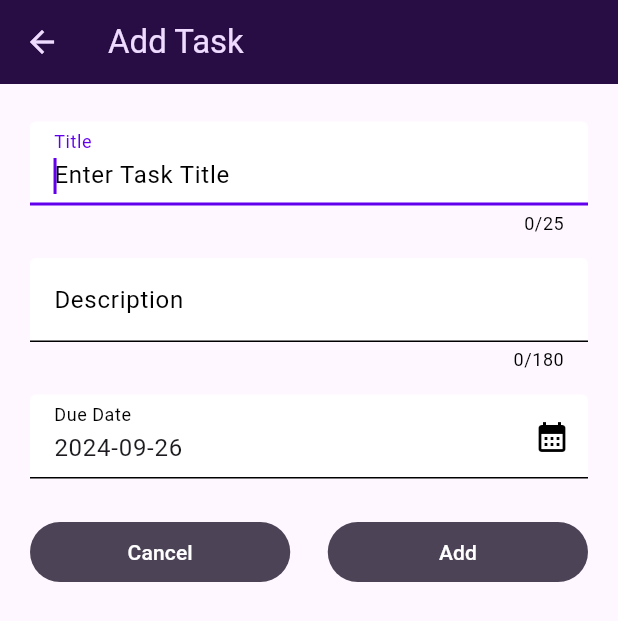
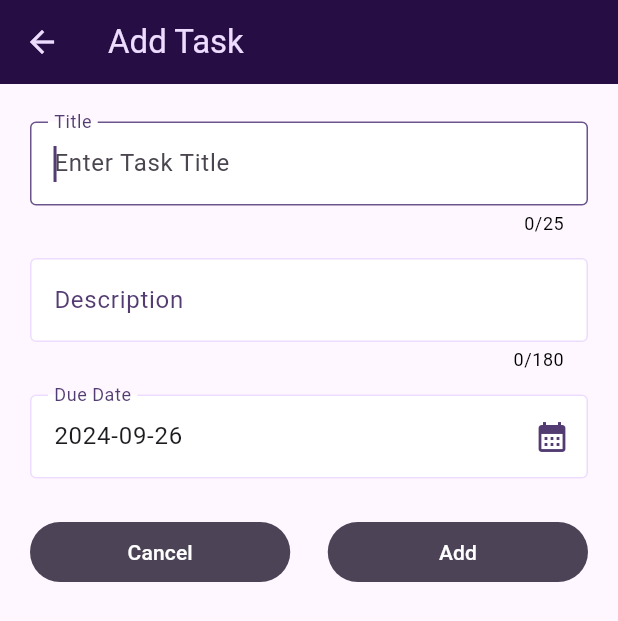
Before and after one commit to 13ARUN/Todo-Flutter, a Flutter app: the screen it shows after launch, after a tap on the "add" icon, on a phone screen of 412 x 824 dp. Shown: the top 621 px of the screen. Run offline on Flutter 3.47's test engine with Material 3 defaults, Android fonts, the phone set to English and light mode, and no system bars.

Commit message:
clean code

```diff
--- a/todo/lib/main.dart
+++ b/todo/lib/main.dart
@@ -1,13 +1,6 @@
 import 'package:flutter/material.dart';
 import 'package:todo/pages/todomain_page.dart';
-
-var kColorScheme = ColorScheme.fromSeed(
-  seedColor: const Color.fromARGB(255, 156, 86, 237),
-);
-
-// var kDarkColorScheme = ColorScheme.fromSeed(
-//   seedColor: const Color.fromARGB(255, 34, 62, 165),
-// );
+import 'package:todo/theme/themedata.dart';
 
 void main() {
   runApp(const MyApp());
@@ -21,61 +14,8 @@ class MyApp extends StatelessWidget {
     return MaterialApp(
       title: 'To-Do',
       debugShowCheckedModeBanner: false,
-      darkTheme: ThemeData.dark().copyWith(
-        colorScheme: const ColorScheme.dark(),
-        brightness: Brightness.dark,
-        appBarTheme: const AppBarTheme().copyWith(
-          backgroundColor: kColorScheme.onPrimaryFixed,
-          foregroundColor: kColorScheme.primaryContainer,
-        ),
-        floatingActionButtonTheme: FloatingActionButtonThemeData(
-          backgroundColor: kColorScheme.inversePrimary,
-        ),
-        listTileTheme: ListTileThemeData(
-          iconColor: kColorScheme.surfaceBright,
-          tileColor: kColorScheme.onSurface,
-        ),
-        popupMenuTheme: PopupMenuThemeData(
-          color: kColorScheme.onSurface,
-        ),
-        filledButtonTheme: FilledButtonThemeData(
-          style: ButtonStyle(
-            backgroundColor:
-                WidgetStatePropertyAll(kColorScheme.onSecondaryFixedVariant),
-            foregroundColor: WidgetStatePropertyAll(kColorScheme.onPrimary),
-          ),
-        ),
-      ),
-      theme: ThemeData().copyWith(
-        colorScheme: const ColorScheme.light(),
-        brightness: Brightness.light,
-        appBarTheme: const AppBarTheme().copyWith(
-          backgroundColor: kColorScheme.onPrimaryFixed,
-          foregroundColor: kColorScheme.primaryContainer,
-        ),
-        floatingActionButtonTheme: FloatingActionButtonThemeData(
-          backgroundColor: kColorScheme.onPrimaryFixedVariant,
-        ),
-        checkboxTheme: const CheckboxThemeData().copyWith(
-          checkColor: WidgetStatePropertyAll(kColorScheme.onPrimary),
-        ),
-        snackBarTheme: SnackBarThemeData(
-          backgroundColor: kColorScheme.onPrimaryContainer,
-        ),
-        listTileTheme: ListTileThemeData(
-            iconColor: kColorScheme.onPrimaryContainer,
-            tileColor: kColorScheme.surfaceContainerHighest),
-        filledButtonTheme: FilledButtonThemeData(
-          style: ButtonStyle(
-            backgroundColor:
-                WidgetStatePropertyAll(kColorScheme.onSecondaryFixedVariant),
-            foregroundColor: WidgetStatePropertyAll(kColorScheme.onPrimary),
-          ),
-        ),
-        popupMenuTheme: PopupMenuThemeData(
-          color: kColorScheme.surfaceContainerHighest,
-        ),
-      ),
+      darkTheme: darkTheme,
+      theme: lightTheme,
       themeMode: ThemeMode.system,
       home: const TodoMainPage(),
     );
--- a/todo/lib/pages/taskinput_page.dart
+++ b/todo/lib/pages/taskinput_page.dart
@@ -122,7 +122,6 @@ class _TaskInputState extends State<TaskInput> {
                     labelText: 'Description',
                     hintText: 'Enter Task Description',
                     filled: true,
-
                   ),
                 ),
                 const SizedBox(
--- /dev/null
+++ b/todo/lib/theme/themedata.dart
@@ -0,0 +1,124 @@
+import 'package:flutter/material.dart';
+
+var kColorScheme = ColorScheme.fromSeed(
+  seedColor: const Color.fromARGB(255, 113, 58, 184),
+);
+
+final ThemeData lightTheme = ThemeData().copyWith(
+  colorScheme: const ColorScheme.light(),
+  brightness: Brightness.light,
+  appBarTheme: const AppBarTheme().copyWith(
+    backgroundColor: kColorScheme.onPrimaryFixed,
+    foregroundColor: kColorScheme.primaryContainer,
+  ),
+  floatingActionButtonTheme: const FloatingActionButtonThemeData().copyWith(
+    backgroundColor: kColorScheme.onPrimaryContainer,
+  ),
+  checkboxTheme: const CheckboxThemeData().copyWith(
+    fillColor: WidgetStatePropertyAll(kColorScheme.primaryFixedDim),
+    checkColor: WidgetStatePropertyAll(kColorScheme.onPrimaryContainer),
+    side: BorderSide(color: kColorScheme.onPrimaryContainer, width: 2),
+  ),
+  snackBarTheme: const SnackBarThemeData().copyWith(
+    backgroundColor: kColorScheme.primaryFixedDim,
+    contentTextStyle: TextStyle(color: kColorScheme.onPrimaryContainer),
+    actionTextColor: kColorScheme.onSurface,
+  ),
+  listTileTheme: const ListTileThemeData().copyWith(
+    iconColor: kColorScheme.onPrimaryContainer,
+    tileColor: kColorScheme.surfaceContainerHighest,
+  ),
+  filledButtonTheme: FilledButtonThemeData(
+    style: ButtonStyle(
+      backgroundColor:
+          WidgetStatePropertyAll(kColorScheme.onSecondaryFixedVariant),
+      foregroundColor: WidgetStatePropertyAll(kColorScheme.onPrimary),
+    ),
+  ),
+  popupMenuTheme: const PopupMenuThemeData().copyWith(
+    color: kColorScheme.surfaceContainerHighest,
+  ),
+  inputDecorationTheme: const InputDecorationTheme().copyWith(
+    hintStyle: TextStyle(color: kColorScheme.onSurfaceVariant),
+    suffixIconColor: kColorScheme.onPrimaryFixedVariant,
+    enabledBorder: OutlineInputBorder(
+      borderSide: BorderSide(color: kColorScheme.primaryContainer),
+    ),
+    focusedBorder: OutlineInputBorder(
+      borderSide: BorderSide(color: kColorScheme.primary),
+    ),
+    labelStyle: TextStyle(color: kColorScheme.onPrimaryContainer),
+  ),
+  textSelectionTheme: TextSelectionThemeData(
+    cursorColor: kColorScheme.onPrimaryContainer,
+    selectionColor: kColorScheme.inversePrimary,
+    selectionHandleColor: kColorScheme.primaryContainer,
+  ),
+  datePickerTheme: DatePickerThemeData(
+    todayBackgroundColor:
+        WidgetStatePropertyAll(kColorScheme.onPrimaryContainer),
+  ),
+  textButtonTheme: TextButtonThemeData(
+    style: ButtonStyle(
+        foregroundColor:
+            WidgetStatePropertyAll(kColorScheme.onPrimaryContainer)),
+  ),
+);
+
+final ThemeData darkTheme = ThemeData.dark().copyWith(
+  colorScheme: const ColorScheme.dark(),
+  brightness: Brightness.dark,
+  appBarTheme: const AppBarTheme().copyWith(
+    backgroundColor: kColorScheme.onPrimaryFixed,
+    foregroundColor: kColorScheme.primaryContainer,
+  ),
+  floatingActionButtonTheme: const FloatingActionButtonThemeData().copyWith(
+    backgroundColor: kColorScheme.inversePrimary,
+  ),
+  listTileTheme: const ListTileThemeData().copyWith(
+    iconColor: kColorScheme.inversePrimary,
+    tileColor: kColorScheme.onSurface,
+  ),
+  checkboxTheme: const CheckboxThemeData().copyWith(
+    fillColor: WidgetStatePropertyAll(kColorScheme.primaryContainer),
+    checkColor: WidgetStatePropertyAll(kColorScheme.onPrimaryContainer),
+    side: BorderSide(color: kColorScheme.onPrimaryContainer, width: 2),
+  ),
+  popupMenuTheme: const PopupMenuThemeData().copyWith(
+    color: kColorScheme.onSurface,
+  ),
+  inputDecorationTheme: const InputDecorationTheme().copyWith(
+    suffixIconColor: kColorScheme.primaryContainer,
+    enabledBorder: OutlineInputBorder(
+      borderSide: BorderSide(color: kColorScheme.surfaceContainerHighest),
+    ),
+    focusedBorder: OutlineInputBorder(
+      borderSide: BorderSide(color: kColorScheme.primary),
+    ),
+    labelStyle: TextStyle(color: kColorScheme.surfaceContainerLow),
+  ),
+  snackBarTheme: const SnackBarThemeData().copyWith(
+    backgroundColor: kColorScheme.onPrimaryFixedVariant,
+    contentTextStyle: TextStyle(color: kColorScheme.surfaceBright),
+    actionTextColor: kColorScheme.surfaceContainerLowest,
+  ),
+  filledButtonTheme: FilledButtonThemeData(
+    style: ButtonStyle(
+      backgroundColor:
+          WidgetStatePropertyAll(kColorScheme.onSecondaryFixedVariant),
+      foregroundColor: WidgetStatePropertyAll(kColorScheme.onPrimary),
+    ),
+  ),
+  textSelectionTheme: TextSelectionThemeData(
+    cursorColor: kColorScheme.primaryFixedDim,
+    selectionColor: kColorScheme.primaryContainer.withOpacity(0.5),
+    selectionHandleColor: kColorScheme.primaryContainer,
+  ),
+  datePickerTheme: DatePickerThemeData(
+    todayBackgroundColor: WidgetStatePropertyAll(kColorScheme.inversePrimary),
+  ),
+  textButtonTheme: TextButtonThemeData(
+    style: ButtonStyle(
+        foregroundColor: WidgetStatePropertyAll(kColorScheme.inversePrimary)),
+  ),
+);
--- a/todo/lib/widgets/taskitem.dart
+++ b/todo/lib/widgets/taskitem.dart
@@ -1,6 +1,7 @@
 import 'package:flutter/material.dart';
 import 'package:todo/models/task_model.dart';
-import 'package:todo/pages/taskinput_page.dart'; // Import your TaskInput page
+import 'package:todo/pages/taskinput_page.dart';
+import 'package:todo/theme/themedata.dart';
 
 class TaskItem extends StatelessWidget {
   const TaskItem({
@@ -8,15 +9,13 @@ class TaskItem extends StatelessWidget {
     required this.task,
     required this.onDelete,
     required this.onEdit,
-    required this.onToggleComplete, // Add a callback for toggling completion
+    required this.onToggleComplete,
   });
 
   final TaskModel task;
-  final void Function() onDelete; // Callback for delete action
-  final void Function(TaskModel editedTask)
-      onEdit; // Function to call when task is edited
-  final void Function(bool isCompleted)
-      onToggleComplete; // New callback for completion toggle
+  final void Function() onDelete;
+  final void Function(TaskModel editedTask) onEdit;
+  final void Function(bool isCompleted) onToggleComplete;
 
   Future<void> _showDeleteConfirmation(BuildContext context) async {
     final confirmed = await showDialog<bool>(
@@ -44,6 +43,8 @@ class TaskItem extends StatelessWidget {
 
   @override
   Widget build(BuildContext context) {
+    Brightness brightness = MediaQuery.of(context).platformBrightness;
+
     return ListTile(
       // onTap: () {
       //   showDialog(
@@ -51,7 +52,6 @@ class TaskItem extends StatelessWidget {
       //     builder: (context) {
       //       return Dialog(
       //         child: SizedBox(
-
       //           height: 200,
       //           child: Column(
       //             mainAxisAlignment: MainAxisAlignment.center,
@@ -68,6 +68,7 @@ class TaskItem extends StatelessWidget {
       // },
       leading: Checkbox(
         value: task.isCompleted,
+
         onChanged: (value) {
           if (value != null) {
             onToggleComplete(value);
@@ -109,6 +110,14 @@ class TaskItem extends StatelessWidget {
       shape: RoundedRectangleBorder(
         borderRadius: BorderRadius.circular(20),
       ),
+      tileColor: task.isCompleted
+          ? brightness == Brightness.dark
+              ? kColorScheme.onSurface
+              : kColorScheme.surfaceContainerHighest
+          : brightness == Brightness.dark
+              ? kColorScheme.onPrimaryFixedVariant
+              : kColorScheme.primaryFixedDim,
+
     );
   }
 }
```
